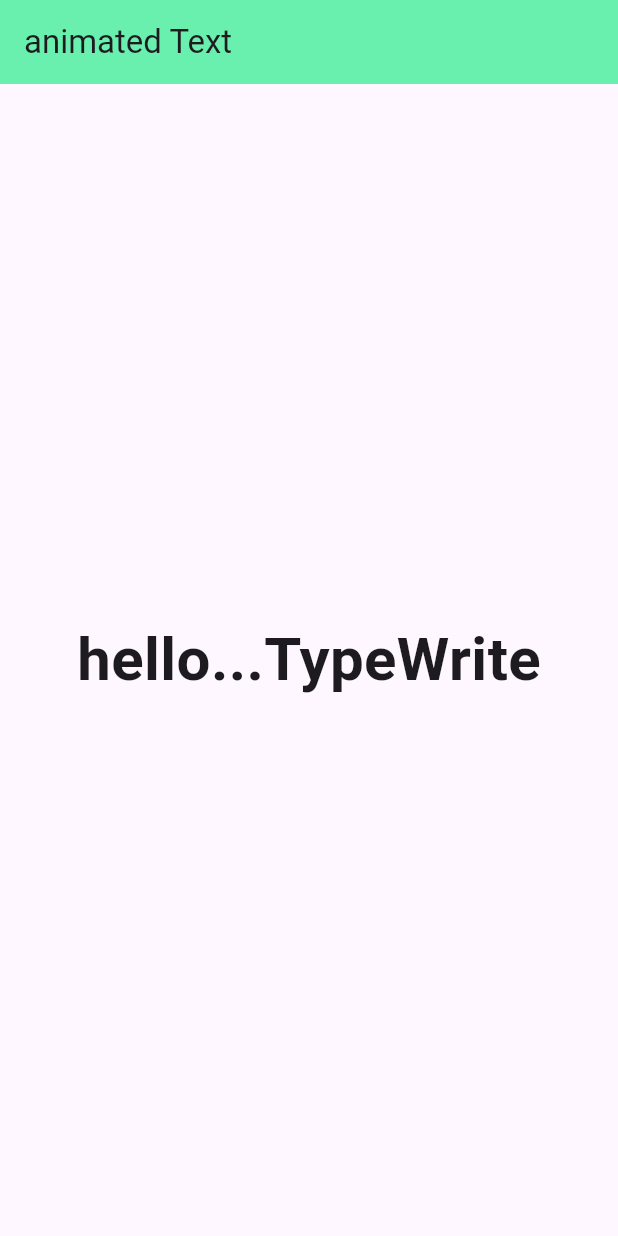
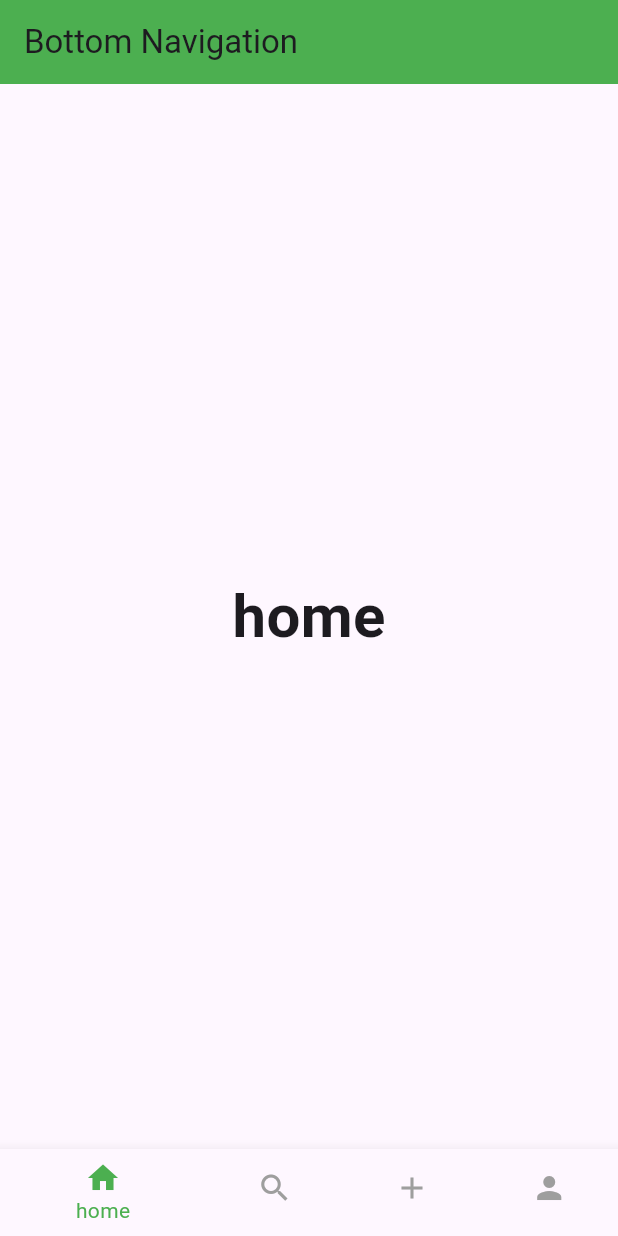
Before and after one commit to Abdusamadali/flutter_basic, a Flutter app: the screen it shows after launch, on a phone screen of 412 x 824 dp. Run offline on Flutter 3.47's test engine with Material 3 defaults, Android fonts, the phone set to English and light mode, and no system bars; drawn by our look-alikes of animated_text_kit.

Commit message:
bottom navigation bar added

```diff
--- /dev/null
+++ b/lib/BottomNavigation.dart
@@ -0,0 +1,64 @@
+import 'package:flutter/material.dart';
+
+
+class navigation extends StatefulWidget {
+  const navigation({super.key});
+
+  @override
+  State<navigation> createState() => _navigationState();
+}
+
+class _navigationState extends State<navigation> {
+  int selectedIndex=0;
+  List<Widget>widgets=[
+    Text('home',style: TextStyle(fontWeight: FontWeight.bold,fontSize: 40),),
+    Text('search',style: TextStyle(fontWeight: FontWeight.bold,fontSize: 40)),
+    Text('Add',style: TextStyle(fontWeight: FontWeight.bold,fontSize: 40)),
+    Text('profile',style: TextStyle(fontWeight: FontWeight.bold,fontSize: 40))
+  ];
+
+
+
+  @override
+  Widget build(BuildContext context) {
+    return Scaffold(
+      appBar: AppBar(
+        backgroundColor: Colors.green,
+        title: Text('Bottom Navigation '),
+      ),
+      body: Center(
+          child: widgets[selectedIndex]
+      ),
+      bottomNavigationBar:BottomNavigationBar(
+
+        items:
+          const <BottomNavigationBarItem>[
+          BottomNavigationBarItem(
+            icon: Icon(Icons.home),
+            label:'home'
+          ),
+            BottomNavigationBarItem(
+                icon: Icon(Icons.search),
+                label:'search'
+            ),
+            BottomNavigationBarItem(
+                icon: Icon(Icons.add),
+                label:'Add'
+            ),
+            BottomNavigationBarItem(
+                icon: Icon(Icons.person),
+                label:'Profile'
+            )
+        ],
+        currentIndex: selectedIndex,
+        selectedItemColor: Colors.green,
+        unselectedItemColor: Colors.grey,
+        onTap: (index){
+          setState(() {
+            selectedIndex=index;
+          });
+        },
+      )
+    );
+  }
+}
--- a/lib/allPackage.dart
+++ b/lib/allPackage.dart
@@ -4,3 +4,4 @@ export 'drawer.dart';
 export 'package:leancode/dismissable.dart';
 export 'package:leancode/bottomSheetWiget.dart';
 export 'animatedText.dart';
+export 'package:leancode/BottomNavigation.dart';
--- a/lib/main.dart
+++ b/lib/main.dart
@@ -25,7 +25,7 @@ class myapp extends StatelessWidget {
   Widget build(BuildContext context) {
     return const MaterialApp(
       debugShowCheckedModeBanner: false,
-      home: animated(),
+      home: navigation(),
     );
   }
 }
```
